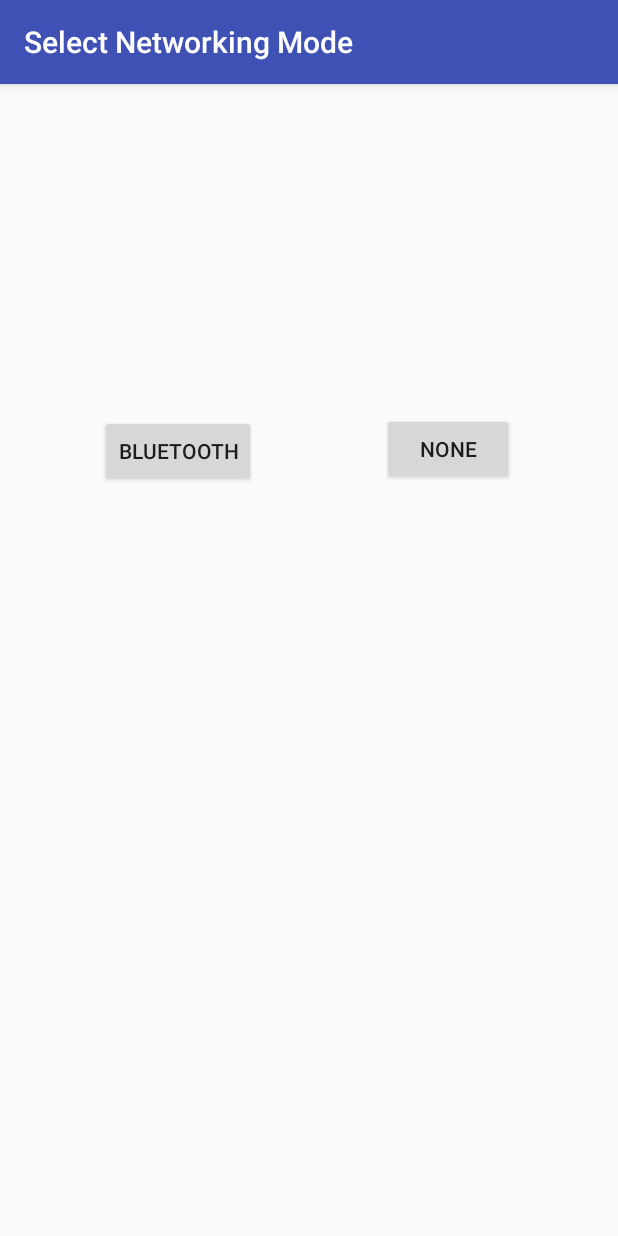
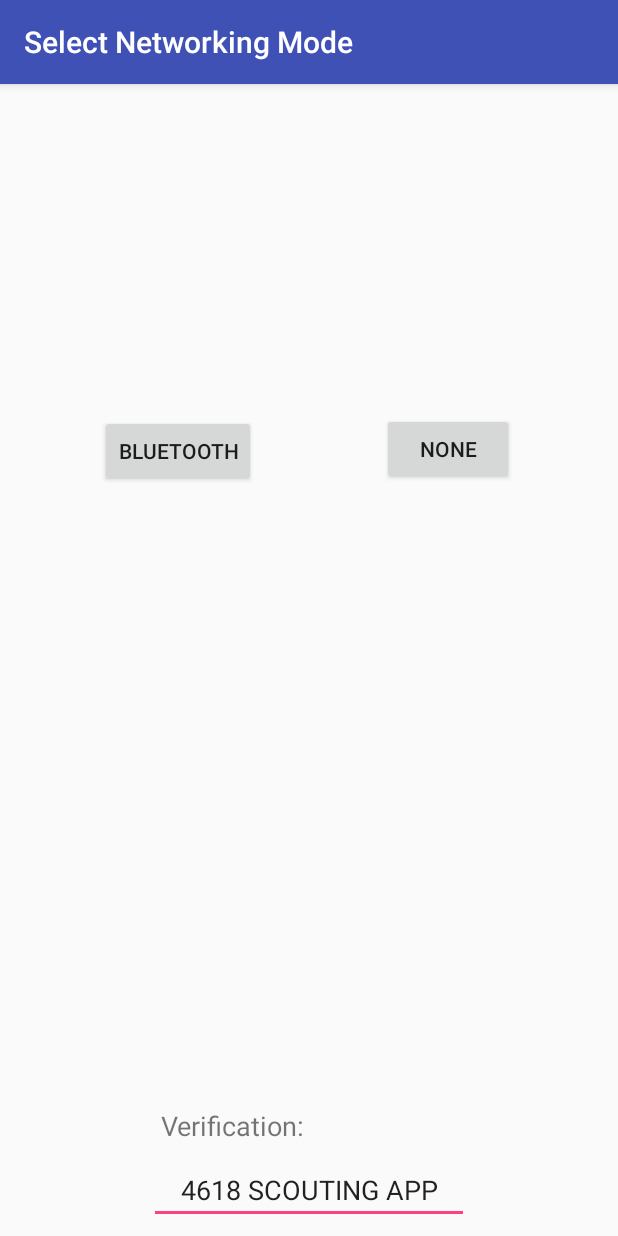
Before and after one commit to Team4618/Scouting, an Android app: the screen it shows after launch (MainActivity), on a phone screen of 412 x 824 dp. Run offline under Robolectric (Android 15) with nearby library versions, the phone set to English and light mode, and no system bars.

Commit message:
You can now change the verification on both client and server ends

```diff
--- a/App/Client/app/src/main/java/team4618/scoutingapp/client/MainActivity.java
+++ b/App/Client/app/src/main/java/team4618/scoutingapp/client/MainActivity.java
@@ -15,6 +15,8 @@ import android.os.Environment;
 import android.support.v4.app.ActivityCompat;
 import android.support.v4.content.ContextCompat;
 import android.support.v7.app.AppCompatActivity;
+import android.text.Editable;
+import android.text.TextWatcher;
 import android.util.TypedValue;
 import android.view.Gravity;
 import android.view.View;
@@ -35,7 +37,7 @@ import static android.view.View.TEXT_ALIGNMENT_CENTER;
 public class MainActivity extends AppCompatActivity {
     static final int port = 4618;
     static final UUID uuid = UUID.fromString("cb3bd26c-4436-11e8-842f-0ed5f89f718b");
-    static final String verification = "4618 SCOUTING APP";
+    static String verification = "4618 SCOUTING APP";
     static JSONArray MACs = new JSONArray();
     static InputStream in;
     static OutputStream out;
@@ -56,6 +58,29 @@ public class MainActivity extends AppCompatActivity {
 
         setContentView(R.layout.activity_select_mode);
         setTitle("Select Networking Mode");
+
+        //set a text box that we can change verification with
+        EditText verificationTV = findViewById(R.id.verification);
+        verificationTV.addTextChangedListener(new TextWatcher() {
+            //before and after text changed are left blank because idc about them, ontextchanged is what we want
+
+            @Override
+            public void beforeTextChanged(CharSequence charSequence, int i, int i1, int i2) {
+
+            }
+
+            @Override
+            public void onTextChanged(CharSequence charSequence, int i, int i1, int i2) {
+                verification = charSequence.toString();
+                System.out.println(verification);
+            }
+
+            @Override
+            public void afterTextChanged(Editable editable) {
+
+            }
+        });
+        verificationTV.setText(verification);
 
         //update MAC address whitelist
 
--- a/App/Client/app/src/main/res/layout/activity_select_mode.xml
+++ b/App/Client/app/src/main/res/layout/activity_select_mode.xml
@@ -38,4 +38,23 @@
             app:layout_constraintStart_toStartOf="@+id/btnSelectNone" android:layout_marginStart="8dp"
             app:layout_constraintTop_toTopOf="parent" android:layout_marginTop="8dp"
             app:layout_constraintBottom_toBottomOf="parent" android:layout_marginBottom="8dp"/>
+    <EditText
+            android:layout_width="wrap_content"
+            android:layout_height="wrap_content"
+            android:inputType="textPersonName"
+            android:text="Name"
+            android:ems="10"
+            android:id="@+id/verification"
+            android:layout_marginBottom="8dp" app:layout_constraintBottom_toBottomOf="parent"
+            app:layout_constraintStart_toStartOf="parent" android:layout_marginStart="8dp"
+            app:layout_constraintEnd_toEndOf="parent" android:layout_marginEnd="8dp" android:textAlignment="center"/>
+    <TextView
+            android:text="Verification:"
+            android:layout_width="wrap_content"
+            android:layout_height="wrap_content"
+            android:id="@+id/textView2" app:layout_constraintStart_toStartOf="@+id/verification"
+            android:layout_marginStart="8dp" android:layout_marginBottom="8dp"
+            app:layout_constraintBottom_toTopOf="@+id/verification" android:textSize="18sp"/>
+
+
 </android.support.constraint.ConstraintLayout>
```
Also changed, not shown: 1 other file.
